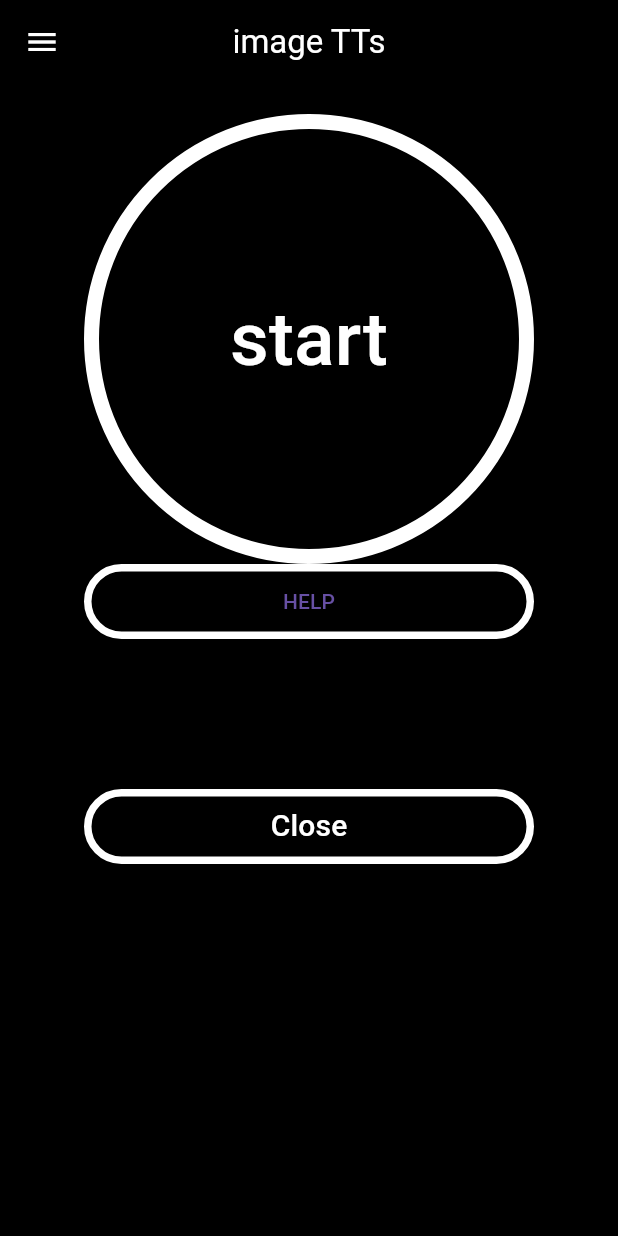
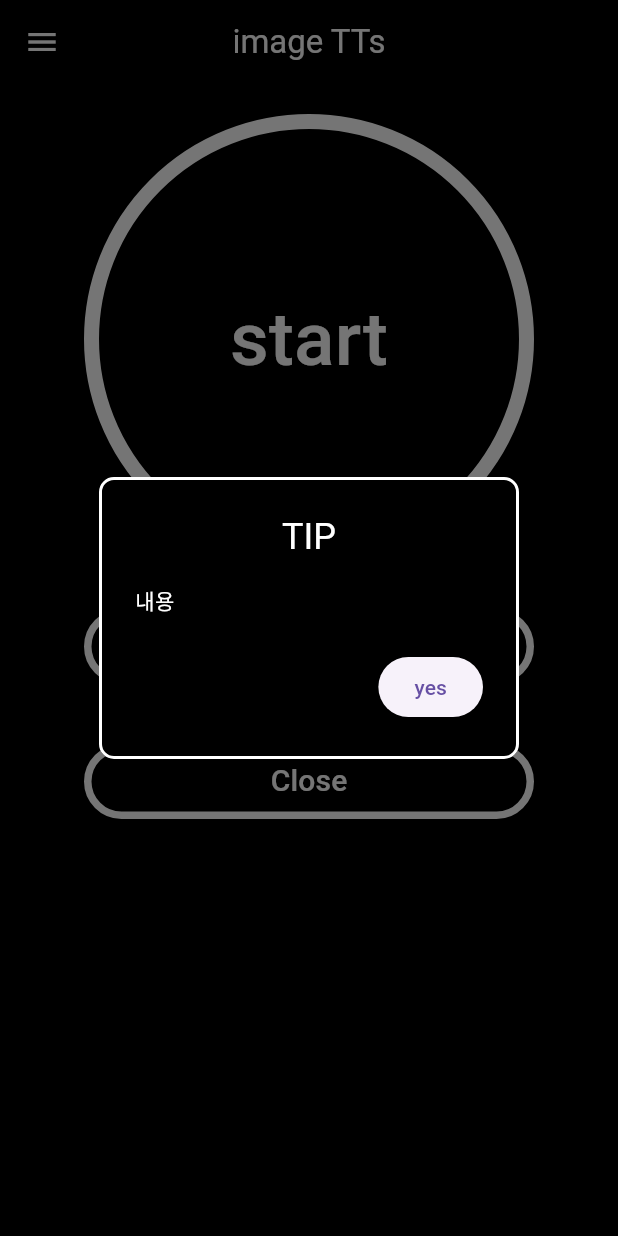
Before and after one commit to GDSC-DJU/24SolChl_DailyPerspective, a Flutter app: the screen it shows after launch, after a tap on "HELP", on a phone screen of 412 x 824 dp. Run offline on Flutter 3.47's test engine with Material 3 defaults, Android fonts, the phone set to English and light mode, and no system bars; our stand-ins replace flutter_dotenv, flutter_gemini, flutter_tts; missing offline and left inert: dash_bubble.

Commit message:
설명 팝업창 추가 및 start할시 바탕화면으로 가는 기능 추가

```diff
--- a/whatisthis/lib/screen/mainscreen.dart
+++ b/whatisthis/lib/screen/mainscreen.dart
@@ -59,6 +59,7 @@ class mainscreen extends StatelessWidget {
                     logMessage(message: "실행증");
                     generate();
                   });
+              SystemNavigator.pop();
             },
             style: ElevatedButton.styleFrom(
                 minimumSize: const Size(300, 300),
@@ -72,13 +73,42 @@ class mainscreen extends StatelessWidget {
               style: TextStyle(fontSize: 50, color: Colors.white),
             ),
           ),
-
+          SizedBox(width: 20, height: 30),
           //help button
           ElevatedButton(
             onPressed: () {
-              //help page
+              showDialog(
+                context: context,
+                barrierDismissible: true,
+                builder: (context) {
+                  return AlertDialog(
+                    title: Text("TIP",
+                        textAlign: TextAlign.center,
+                        style: TextStyle(color: Colors.white)),
+                    content: Text(
+                      "내용",
+                      style: TextStyle(color: Colors.white),
+                    ),
+                    backgroundColor: Colors.black,
+                    shape: RoundedRectangleBorder(
+                        side: BorderSide(color: Colors.white, width: 2.0),
+                        borderRadius: BorderRadius.all(Radius.circular(10.0))),
+                    actions: <Widget>[
+                      Container(
+                        child: ElevatedButton(
+                          onPressed: () {
+                            Navigator.of(context).pop();
+                          },
+                          child: Text("yes"),
+                        ),
+                      )
+                    ],
+                  );
+                },
+              );
             },
-            child: Text('HELP'),
+            child: Text('HELP',
+                style: TextStyle(color: Colors.white, fontSize: 20)),
             style: ElevatedButton.styleFrom(
                 backgroundColor: Colors.black,
                 minimumSize: Size(300, 50),
@@ -86,7 +116,7 @@ class mainscreen extends StatelessWidget {
           ),
 
           SizedBox(
-            height: 100,
+            height: 40,
           ),
 
           //close button
```
